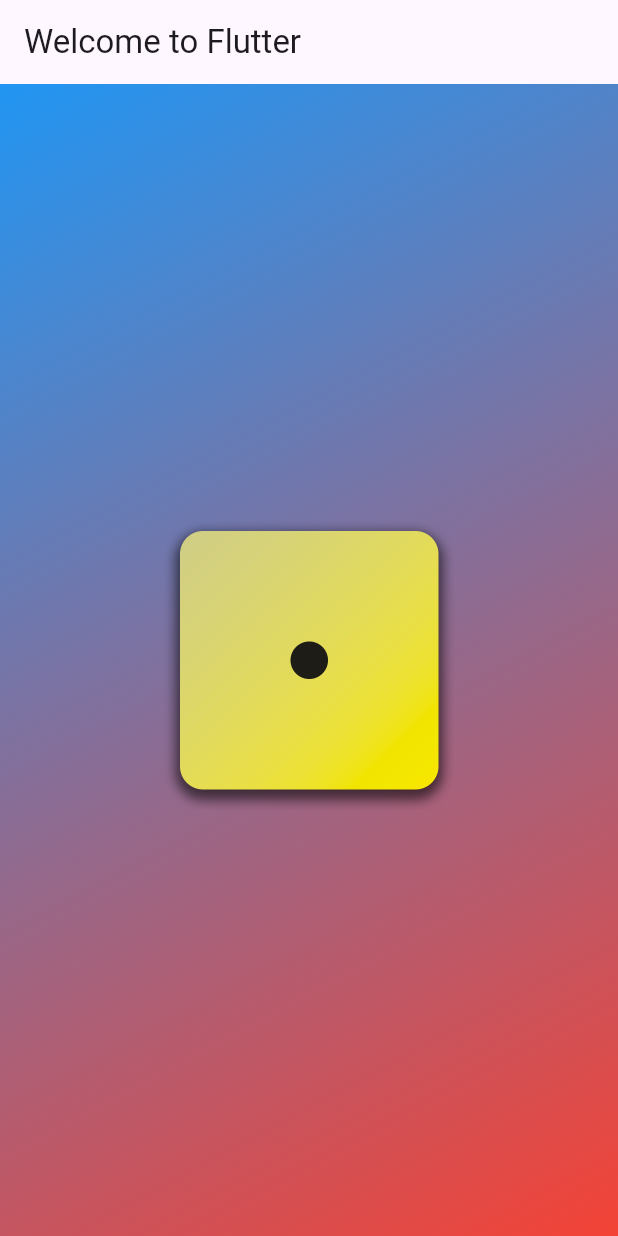
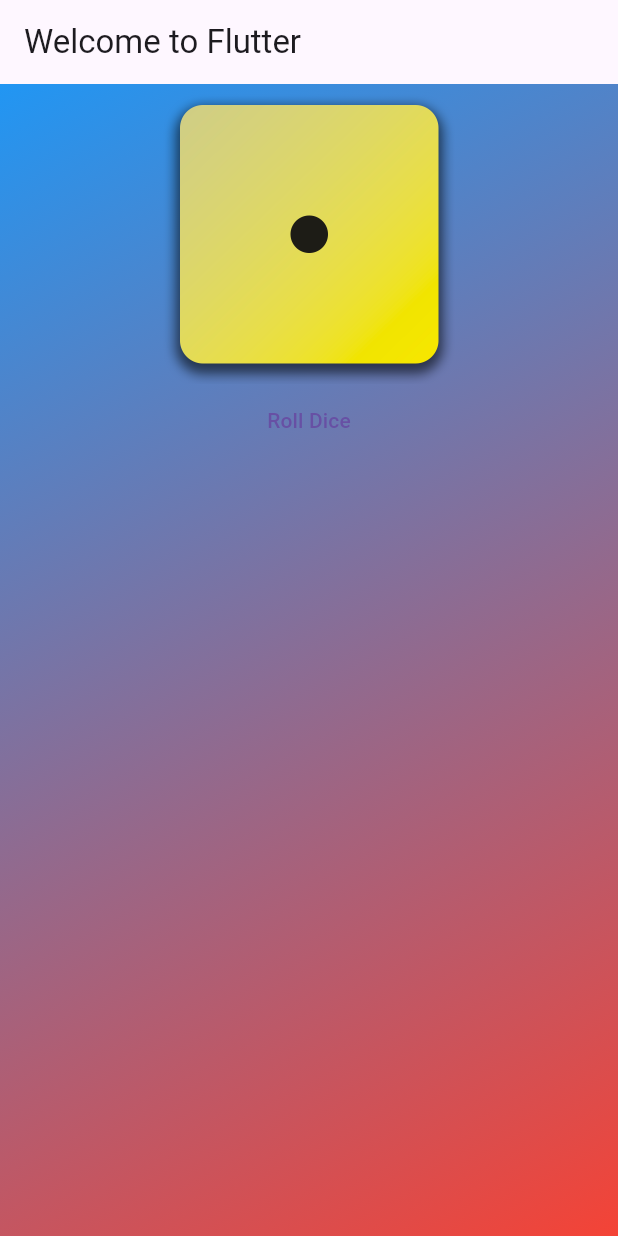
Before and after one commit to Hosung-Ahn/flutter-practice, a Flutter app: the screen it shows after launch, on a phone screen of 412 x 824 dp. Run offline on Flutter 3.47's test engine with Material 3 defaults, Android fonts, the phone set to English and light mode, and no system bars.

Commit message:
make button

```diff
--- a/first_app/lib/home_page.dart
+++ b/first_app/lib/home_page.dart
@@ -4,6 +4,10 @@ import 'custom_text.dart';
 // MyHomePage 위젯은 메인 화면을 나타냅니다.
 class MyHomePage extends StatelessWidget {
   const MyHomePage({super.key});
+
+  void rollDice() {
+    print('Roll Dice');
+  }
 
   @override
   Widget build(BuildContext context) {
@@ -17,10 +21,13 @@ class MyHomePage extends StatelessWidget {
             Colors.red,
           ],
           child: Center(
-          child: Image.asset('assets/images/dice-1.png', width: 200),
-        ),
-      ),
-    );
+              child: Column(
+            children: [
+              Image.asset('assets/images/dice-1.png', width: 200),
+              TextButton(onPressed: rollDice, child: const Text('Roll Dice')),
+            ],
+          )),
+        ));
   }
 }
 
```
Lines whose indentation alone changed are shown as unchanged.
